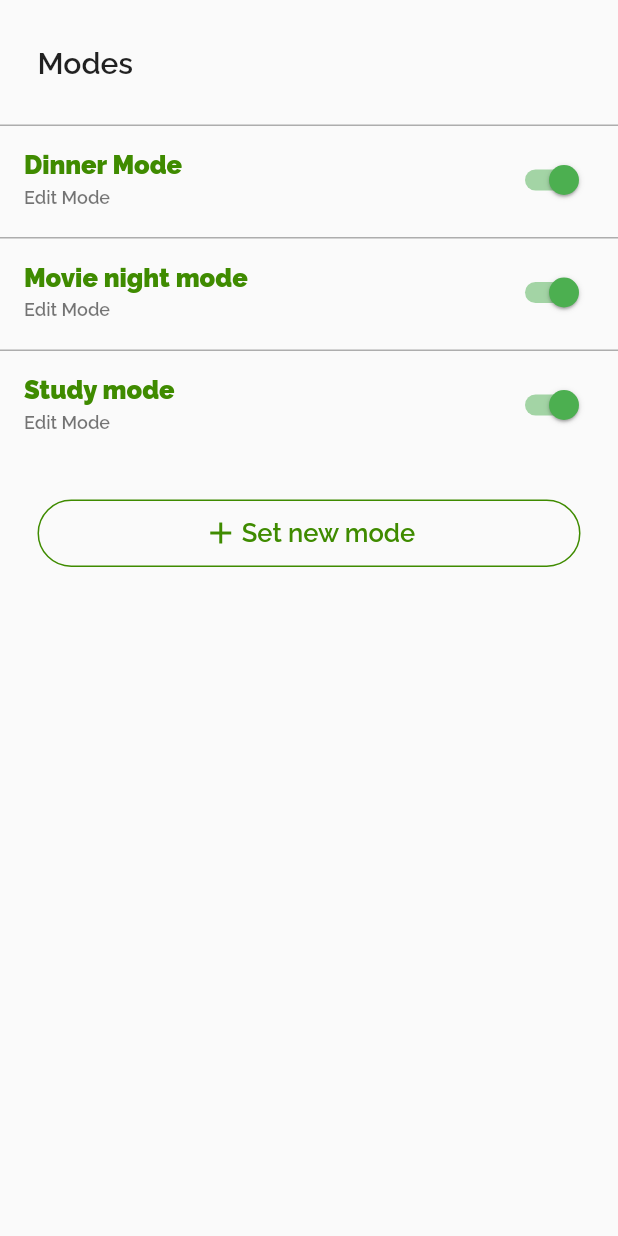
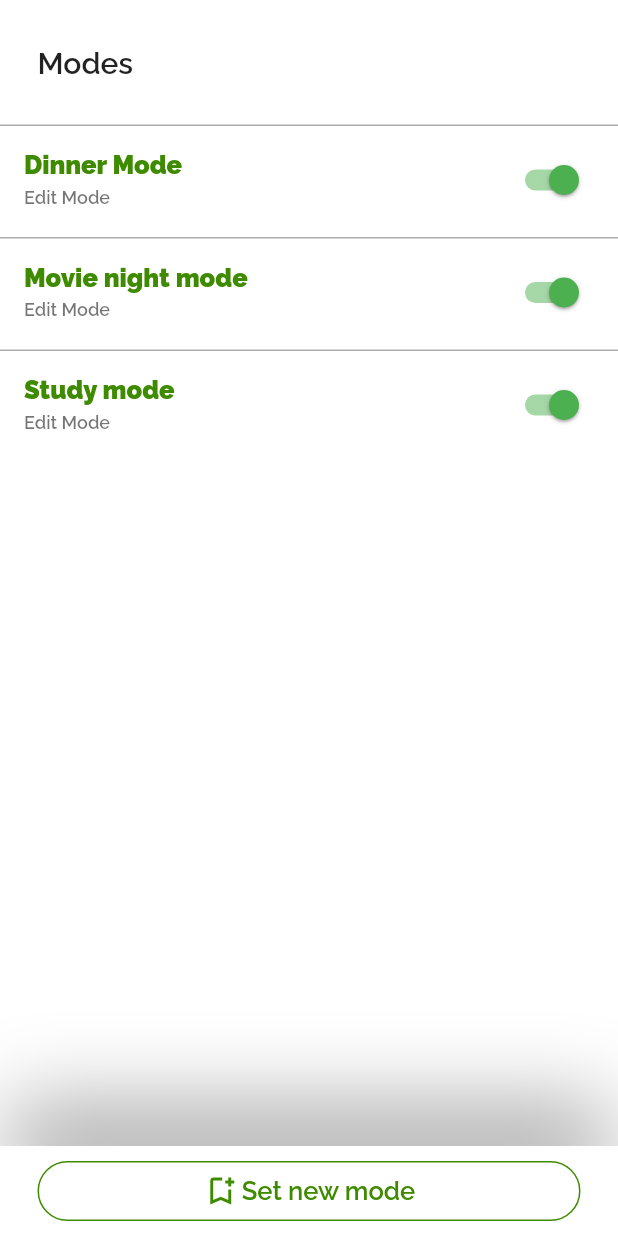
Before and after one commit to MohammadAlAgha/luminexa, a Flutter app: the modePage screen opened directly, on a phone screen of 412 x 824 dp. Run offline on Flutter 3.47's test engine with Material 2 defaults, Android fonts, the phone set to English and light mode, and no system bars; our stand-ins replace flutter_svg, google_nav_bar.

Commit message:
Frontend: Udjusted the icon button in the schedule & mode page

```diff
--- a/luminexa_mobile/lib/main.dart
+++ b/luminexa_mobile/lib/main.dart
@@ -23,10 +23,9 @@ class _MyAppState extends State<MyApp> {
   Widget build(BuildContext context) {
     return MaterialApp(
       theme: ThemeData(
-        primarySwatch: Colors.green,
-      ),
+          primarySwatch: Colors.green, scaffoldBackgroundColor: Colors.white),
       debugShowCheckedModeBanner: false,
-      home: SignUp(),
+      home: systemPage(),
     );
   }
 }
--- a/luminexa_mobile/lib/screens/modePage.dart
+++ b/luminexa_mobile/lib/screens/modePage.dart
@@ -16,7 +16,9 @@ class _modePageState extends State<modePage> {
   Widget build(BuildContext context) {
     return Scaffold(
         body: SafeArea(
-            child: Column(
+            child: Stack(
+      children: [
+        Column(
           children: [
             Padding(
               padding: const EdgeInsets.symmetric(vertical: 30, horizontal: 25),
@@ -38,10 +40,26 @@ class _modePageState extends State<modePage> {
                     status: status[index],
                   );
                 }),
-        Padding(
-          padding: const EdgeInsets.all(25),
-          child:
-              iconButton(innerText: "Set new mode", iconName: Icon(Icons.add)),
+          ],
+        ),
+        Positioned(
+          bottom: 0,
+          child: Container(
+            height: 60,
+            decoration: BoxDecoration(color: Colors.white, boxShadow: [
+              BoxShadow(
+                  offset: Offset(0, -30),
+                  color: Colors.grey,
+                  spreadRadius: -5,
+                  blurRadius: 50)
+            ]),
+            padding: const EdgeInsets.symmetric(horizontal: 25, vertical: 10),
+            width: MediaQuery.of(context).size.width,
+            child: iconButton(
+              innerText: "Set new mode",
+              iconName: Icon(Icons.bookmark_add_outlined),
+            ),
+          ),
         )
       ],
     )));
```
Also changed, not shown: luminexa_mobile/lib/screens/schedulePage.dart (+47 -16 lines). Lines whose indentation alone changed are shown as unchanged.
